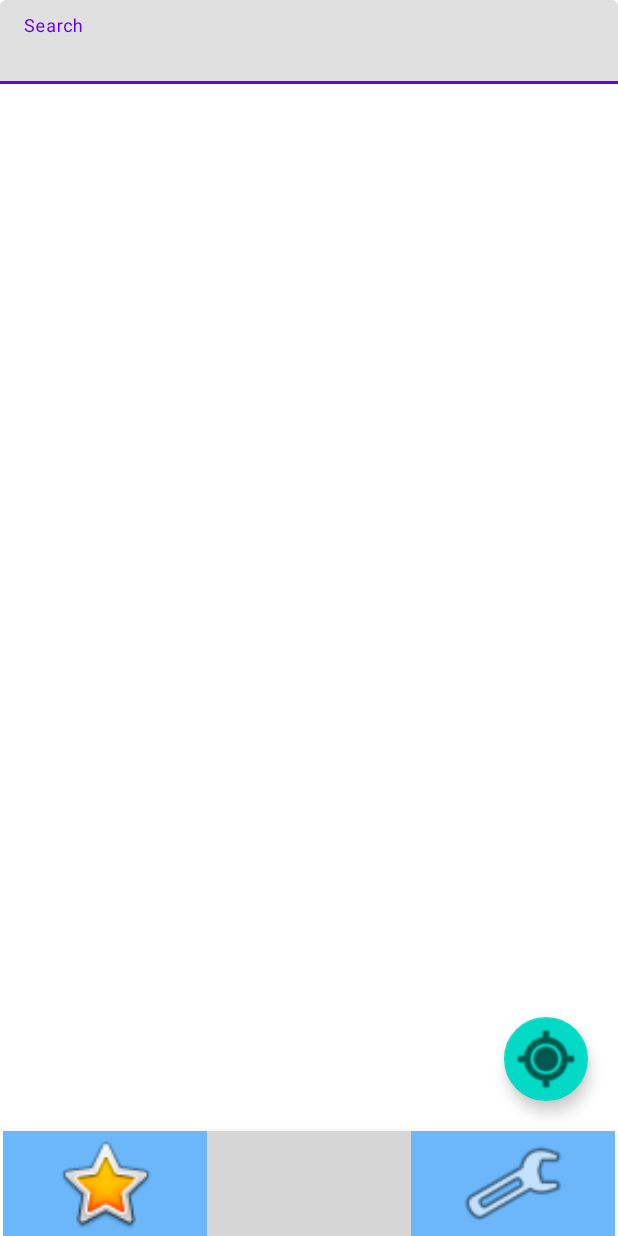
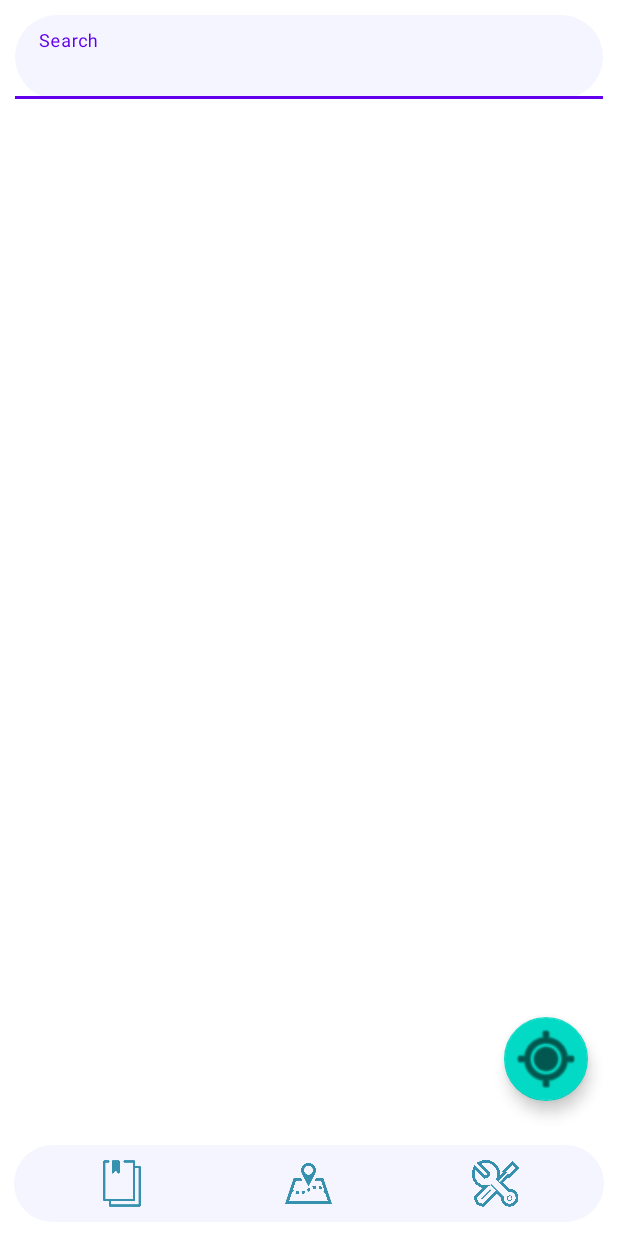
Before and after one commit to SmsS4/SuperDuperMap, an Android app: the layout activity_main.xml on its own in the app's theme, with its tools: preview values and no code run, on a phone screen of 412 x 824 dp. Run offline under Robolectric (Android 15) with nearby library versions, the phone set to English and light mode, and no system bars; plain views replace MapView; grey boxes are pictures that could not be loaded.

Commit message:
Better UI

```diff
--- /dev/null
+++ b/app/src/main/res/drawable/bottom_navigation_background.xml
@@ -0,0 +1,5 @@
+<?xml version="1.0" encoding="utf-8"?>
+<shape xmlns:android="http://schemas.android.com/apk/res/android">
+    <solid android:color="@color/nav_back" />
+    <corners android:radius="40dp" />
+</shape>
--- a/app/src/main/res/layout/activity_main.xml
+++ b/app/src/main/res/layout/activity_main.xml
@@ -6,20 +6,7 @@
     android:layout_height="match_parent"
     tools:context=".MainActivity">
 
-    <com.google.android.material.textfield.TextInputLayout
-        android:id="@+id/searchBoxFake"
-        android:layout_width="match_parent"
-        android:layout_height="wrap_content"
-        app:layout_constraintTop_toTopOf="parent"
-        tools:layout_editor_absoluteX="99dp"
-        tools:layout_editor_absoluteY="101dp">
 
-        <com.google.android.material.textfield.TextInputEditText
-            android:id="@+id/searchBoxReal"
-            android:layout_width="match_parent"
-            android:layout_height="wrap_content"
-            android:hint="@string/search" />
-    </com.google.android.material.textfield.TextInputLayout>
 
     <FrameLayout
         android:id="@+id/frameLayout"
@@ -27,11 +14,11 @@
         android:layout_height="0dp"
         android:orientation="vertical"
         app:layout_constrainedHeight="true"
-        app:layout_constraintBottom_toTopOf="@+id/bottomNavigationView"
+        app:layout_constraintBottom_toBottomOf="parent"
         app:layout_constraintEnd_toEndOf="parent"
         app:layout_constraintHeight_default="spread"
         app:layout_constraintStart_toStartOf="parent"
-        app:layout_constraintTop_toBottomOf="@+id/searchBoxFake">
+        app:layout_constraintTop_toTopOf="@+id/searchBoxFake">
 
         <com.mapbox.mapboxsdk.maps.MapView
             android:id="@+id/mapView"
@@ -47,6 +34,22 @@
         </com.mapbox.mapboxsdk.maps.MapView>
 
     </FrameLayout>
+    <com.google.android.material.textfield.TextInputLayout
+        android:id="@+id/searchBoxFake"
+        android:layout_width="match_parent"
+        android:layout_height="wrap_content"
+        android:padding="10dp"
+        app:layout_constraintTop_toTopOf="parent"
+        android:background="@android:color/transparent"
+        app:layout_constraintVertical_bias="0">
+
+        <com.google.android.material.textfield.TextInputEditText
+            android:id="@+id/searchBoxReal"
+            android:layout_width="match_parent"
+            android:layout_height="wrap_content"
+            android:background="@drawable/bottom_navigation_background"
+            android:hint="@string/search" />
+    </com.google.android.material.textfield.TextInputLayout>
 
     <com.google.android.material.floatingactionbutton.FloatingActionButton
         android:id="@+id/myLocationBtn"
@@ -57,27 +60,17 @@
         android:layout_marginBottom="20dp"
         android:clickable="true"
         android:focusable="true"
-        app:layout_constraintBottom_toBottomOf="@+id/frameLayout"
+        app:layout_constraintBottom_toTopOf="@+id/id"
         app:layout_constraintEnd_toEndOf="parent"
         app:maxImageSize="@android:dimen/app_icon_size"
         app:srcCompat="@android:drawable/ic_menu_mylocation" />
-
-    <com.google.android.material.bottomnavigation.BottomNavigationView
-        android:id="@+id/bottomNavigationView"
+    <include
+        android:id="@+id/id"
+        layout="@layout/bottom_nav_menu"
         android:layout_width="match_parent"
         android:layout_height="70dp"
-        app:layout_constraintBottom_toBottomOf="parent">
-
-        <include
-            android:id="@+id/id"
-            layout="@layout/bottom_nav_menu"
-            android:layout_width="match_parent"
-            android:layout_height="wrap_content"
-            android:layout_marginLeft="2sp"
-            android:layout_marginRight="2sp"
-            android:layout_weight="1" />
-
-    </com.google.android.material.bottomnavigation.BottomNavigationView>
+        android:layout_weight="1"
+        app:layout_constraintBottom_toBottomOf="@+id/frameLayout" />
 
 
 </androidx.constraintlayout.widget.ConstraintLayout>
--- a/app/src/main/res/layout/bottom_nav_menu.xml
+++ b/app/src/main/res/layout/bottom_nav_menu.xml
@@ -4,16 +4,28 @@
     xmlns:app="http://schemas.android.com/apk/res-auto"
     xmlns:tools="http://schemas.android.com/tools"
     android:layout_width="match_parent"
-    android:layout_height="match_parent">
+    android:layout_height="match_parent"
+    android:background="@android:color/transparent"
+
+    >
+
 
 
     <LinearLayout
         android:layout_width="match_parent"
         android:layout_height="match_parent"
-        android:background="@drawable/grad"
-        android:orientation="horizontal">
+        android:background="@drawable/bottom_navigation_background"
+        android:orientation="horizontal"
+        android:layout_marginLeft="9dp"
+        android:layout_marginRight="9dp"
+        android:layout_marginTop="9dp"
+        android:layout_marginBottom="9dp"
+        android:padding="10dp"
+
+        >
 
         <LinearLayout
+
             android:layout_width="0dp"
             android:layout_height="fill_parent"
             android:layout_weight="1">
@@ -22,7 +34,10 @@
                 android:id="@+id/bookmark_nav"
                 android:layout_width="match_parent"
                 android:layout_height="match_parent"
-                app:srcCompat="@android:drawable/btn_star_big_on" />
+                app:srcCompat="@drawable/bookmark_icon3"
+                app:tint="#3691af"
+
+                />
         </LinearLayout>
 
         <LinearLayout
@@ -34,7 +49,10 @@
                 android:id="@+id/map_nav"
                 android:layout_width="match_parent"
                 android:layout_height="match_parent"
-                app:srcCompat="@drawable/map_default_map_marker" />
+                app:srcCompat="@drawable/map_icon"
+                app:tint="#3691af"
+                />
+
         </LinearLayout>
 
         <LinearLayout
@@ -47,7 +65,8 @@
                 android:layout_width="wrap_content"
                 android:layout_height="match_parent"
                 android:layout_weight="1"
-                app:srcCompat="@android:drawable/ic_menu_manage" />
+                app:srcCompat="@drawable/settings_icon"
+                app:tint="#3691af" />
         </LinearLayout>
     </LinearLayout>
 
--- a/app/src/main/res/values-night/colors.xml
+++ b/app/src/main/res/values-night/colors.xml
@@ -4,4 +4,6 @@
     <color name="primary">#ff212121</color>
     <color name="primary_dark">#ff000000</color>
     <color name="accent">#ff80cbc4</color>
+    <color name="nav_back">#45454F</color>
+
 </resources>
--- a/app/src/main/res/values/colors.xml
+++ b/app/src/main/res/values/colors.xml
@@ -10,4 +10,5 @@
     <color name="primary">#fff5f5f5</color>
     <color name="primary_dark">#ff757575</color>
     <color name="accent">#ff009688</color>
+    <color name="nav_back">#F5F5FF</color>
 </resources>
```
Also changed, not shown: app/src/main/res/layout/activity_bookmark.xml (+32 -28 lines), app/src/main/res/layout/activity_settings2.xml (+5 -14 lines), app/src/main/res/layout/text_row_item.xml (+5 -2 lines), app/src/main/res/drawable/bookmark_icon3.png (added), app/src/main/res/drawable/map_icon.png (added), app/src/main/res/drawable/settings_icon.png (added).
